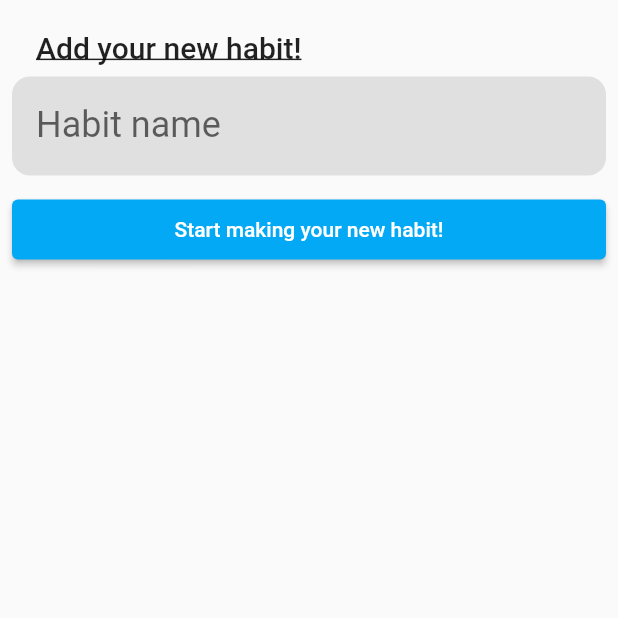
After one commit to yeonkims/just_66, a Flutter app: the NewHabitPage screen opened directly, on a phone screen of 412 x 824 dp, the top half of it. The commit adds this screen. Run offline on Flutter 3.47's test engine with Material 2 defaults, Android fonts, the phone set to English and light mode, and no system bars; our stand-ins replace equatable, font_awesome_flutter, liquid_progress_indicator, sqflite; accounts and stored records are empty.

Commit message:
Add database, form page, code example

```diff
--- /dev/null
+++ b/lib/data/database/habit_db.dart
@@ -0,0 +1,52 @@
+import 'package:just66/data/models/habit.dart';
+import 'package:sqflite/sqflite.dart';
+import 'package:path/path.dart';
+import 'package:path_provider/path_provider.dart';
+import 'dart:async';
+import 'dart:io' as io;
+
+class HabitDB {
+  static Database? _db;
+
+  static final HabitDB _singleton = new HabitDB._internal();
+
+  factory HabitDB() {
+    return _singleton;
+  }
+
+  HabitDB._internal() {
+    initDb().then((resDB) => _db = resDB);
+  }
+
+  Future<Database> get db async {
+    _db = _db ?? await initDb();
+    return _db!;
+  }
+
+  initDb() async {
+    io.Directory documentsDirectory = await getApplicationDocumentsDirectory();
+    String path = join(documentsDirectory.path, "test.db");
+    Database theDB = await openDatabase(path, version: 1, onCreate: _onCreate);
+    return theDB;
+  }
+
+  void _onCreate(Database db, int version) async {
+    await db.execute(
+        "CREATE TABLE habit(habit_id INTEGER PRIMARY KEY, title TEXT, start_date TEXT, completed BOOLEAN)");
+  }
+
+  Future<int> createHabit(Habit habit) async {
+    return (await db).insert("habit", habit.toMap());
+  }
+
+  Future<int> deleteHabit(int id) async {
+    return (await db).delete("habit", where: "habit_id = $id");
+  }
+
+  Future<List<Habit>> getAllHabits() async {
+    final listOfJson = await (await db).query("habit");
+    return listOfJson.map((habitMap) {
+      return Habit.fromMap(habitMap);
+    }).toList();
+  }
+}
--- a/lib/data/models/habit.dart
+++ b/lib/data/models/habit.dart
@@ -1,16 +1,44 @@
+import 'dart:convert';
+
 import 'package:equatable/equatable.dart';
 
 class Habit extends Equatable {
+  int? id;
   String title;
-  int days;
+  DateTime startDate;
   bool completed;
 
+  int days = 10;
+
   Habit({
+    this.id,
     required this.title,
-    required this.days,
     required this.completed,
+    required this.startDate,
   });
 
   @override
-  List<Object?> get props => [title, days, completed];
+  List<Object?> get props => [id, title, startDate, completed];
+
+  Map<String, dynamic> toMap() {
+    return {
+      'habit_id': id,
+      'title': title,
+      'start_date': startDate,
+      'completed': completed,
+    };
+  }
+
+  factory Habit.fromMap(Map<String, dynamic> map) {
+    return Habit(
+      id: map['habit_id']?.toInt(),
+      title: map['title'] ?? '',
+      startDate: map['start_date']?.toInt() ?? 0,
+      completed: map['completed'] ?? false,
+    );
+  }
+
+  String toJson() => json.encode(toMap());
+
+  factory Habit.fromJson(String source) => Habit.fromMap(json.decode(source));
 }
--- a/lib/presentation/extra_widgets/main_nav_bar.dart
+++ b/lib/presentation/extra_widgets/main_nav_bar.dart
@@ -2,6 +2,8 @@
 
 import 'package:flutter/material.dart';
 import 'package:font_awesome_flutter/font_awesome_flutter.dart';
+import 'package:just66/presentation/pages/new_habit_page.dart';
+import 'package:just66/presentation/utils/navigation_helpers.dart';
 import '../pages/habit_list_page/habit_list_page.dart';
 import '../pages/under_construction_page.dart';
 
@@ -36,7 +38,9 @@ class _MainNavBarState extends State<MainNavBar> {
 
   FloatingActionButton _floatingActionButton() {
     return FloatingActionButton(
-      onPressed: () {},
+      onPressed: () {
+        context.openPage(NewHabitPage());
+      },
       child: FaIcon(
         FontAwesomeIcons.plus,
         color: Colors.white,
--- a/lib/presentation/pages/habit_list_page/habit_list_page.dart
+++ b/lib/presentation/pages/habit_list_page/habit_list_page.dart
@@ -15,17 +15,17 @@ class HabitListPage extends StatelessWidget {
   final List<Habit> habits = [
     Habit(
       title: "집 청소 상태 유지하기",
-      days: 15,
+      startDate: DateTime.now(),
       completed: true,
     ),
     Habit(
       title: "책 매일 읽기",
-      days: 20,
+      startDate: DateTime.now(),
       completed: false,
     ),
     Habit(
       title: "머리 말리고 자기",
-      days: 3,
+      startDate: DateTime.now(),
       completed: true,
     ),
   ];
--- /dev/null
+++ b/lib/presentation/pages/new_habit_page.dart
@@ -0,0 +1,88 @@
+// ignore_for_file: prefer_const_constructors, prefer_const_literals_to_create_immutables, prefer_const_constructors_in_immutables
+
+import 'package:flutter/material.dart';
+import 'package:just66/presentation/extra_widgets/custom_title.dart';
+import 'package:just66/presentation/utils/navigation_helpers.dart';
+
+class NewHabitPage extends StatefulWidget {
+  NewHabitPage({Key? key}) : super(key: key);
+
+  @override
+  State<NewHabitPage> createState() => _NewHabitPageState();
+}
+
+class _NewHabitPageState extends State<NewHabitPage> {
+  final _formKey = GlobalKey<FormState>();
+
+  @override
+  Widget build(BuildContext context) {
+    return Scaffold(
+      body: SafeArea(
+        child: Form(
+          key: _formKey,
+          child: Column(
+            children: [
+              CustomTitle(title: "Add your new habit!"),
+              _habitInfoField(context),
+              _createHabitButton(),
+            ],
+          ),
+        ),
+      ),
+    );
+  }
+
+  Padding _createHabitButton() {
+    return Padding(
+      padding: const EdgeInsets.all(8.0),
+      child: SizedBox(
+        width: double.infinity,
+        height: 40,
+        child: ElevatedButton(
+          onPressed: () {
+            if (_formKey.currentState!.validate()) {
+              //create new habit...
+              context.closePage();
+            }
+          },
+          child: Text(
+            "Start making your new habit!",
+            style: TextStyle(color: Colors.white),
+          ),
+        ),
+      ),
+    );
+  }
+
+  Padding _habitInfoField(BuildContext context) {
+    return Padding(
+      padding: const EdgeInsets.all(8.0),
+      child: Container(
+        child: Padding(
+          padding: const EdgeInsets.symmetric(
+            horizontal: 16.0,
+            vertical: 8,
+          ),
+          child: TextFormField(
+            validator: (value) {
+              if (value?.isEmpty ?? true) {
+                return "Write your new habit!";
+              }
+              return null;
+            },
+            decoration: InputDecoration(
+              border: InputBorder.none,
+              label: Text("Habit name"),
+              contentPadding: EdgeInsets.zero,
+            ),
+            style: Theme.of(context).textTheme.headline5,
+          ),
+        ),
+        decoration: BoxDecoration(
+          color: Colors.grey[300],
+          borderRadius: BorderRadius.circular(12.0),
+        ),
+      ),
+    );
+  }
+}
--- a/pubspec.yaml
+++ b/pubspec.yaml
@@ -15,12 +15,13 @@ dependencies:
     sdk: flutter
   font_awesome_flutter: ^9.2.0
   liquid_progress_indicator: ^0.4.0
+  sqflite: ^2.0.1
+  path: ^1.8.1
+  path_provider: ^2.0.8
 
 dev_dependencies:
 
   flutter_lints: ^1.0.0
-  flutter_test:
-    sdk: flutter
 
 flutter:
 
```
Also changed, not shown: code_snippets/async_functions.dart (added, +33 -0 lines), code_snippets/list_functions.dart (added, +39 -0 lines), lib/presentation/pages/habit_list_page/habit_widget.dart (+2 -7 lines), lib/presentation/utils/navigation_helpers.dart (added, +13 -0 lines), pubspec.lock.
